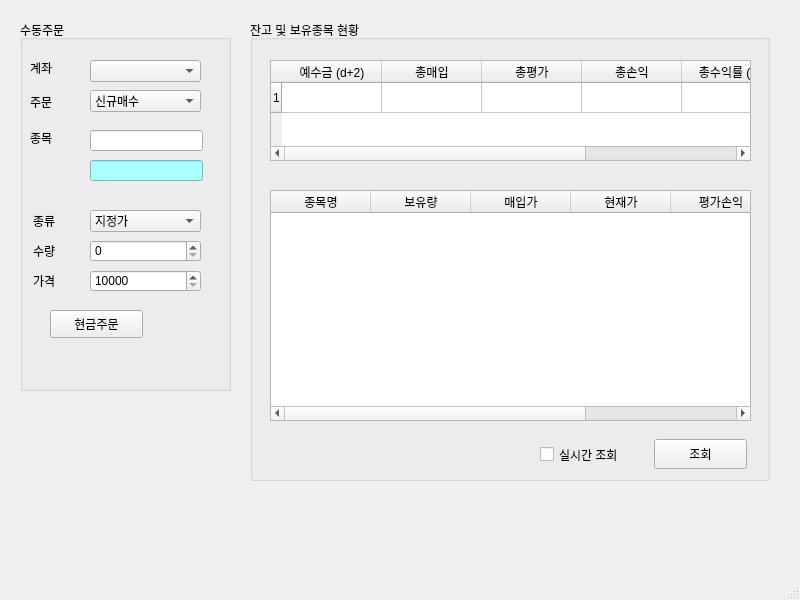
Qt form book/ch18/Pytrader_v0.4.ui (KevinFire2030/Fire2025) before a commit.
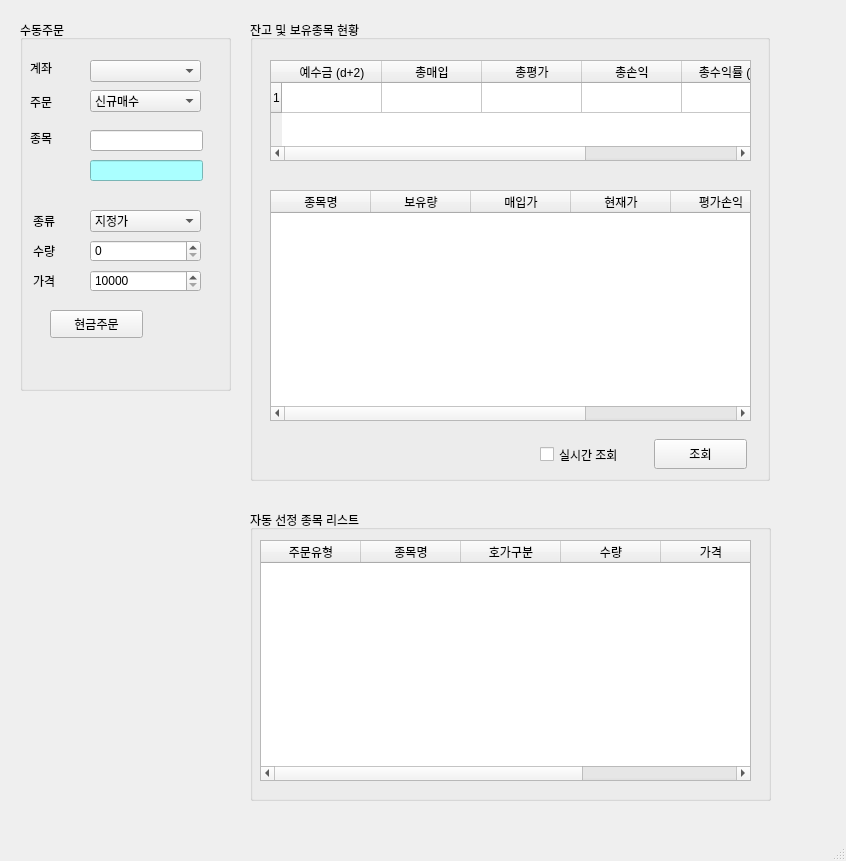
The same form after that commit. Icons and pictures are not drawn.

Commit message: 18.4.2 선정 종목 정보 출력하기

```diff
--- a/book/ch18/Pytrader_v0.4.ui
+++ b/book/ch18/Pytrader_v0.4.ui
@@ -6,8 +6,8 @@
    <rect>
     <x>0</x>
     <y>0</y>
-    <width>800</width>
-    <height>600</height>
+    <width>846</width>
+    <height>861</height>
    </rect>
   </property>
   <property name="windowTitle">
@@ -360,6 +360,59 @@
      </property>
     </widget>
    </widget>
+   <widget class="QGroupBox" name="groupBox_3">
+    <property name="geometry">
+     <rect>
+      <x>250</x>
+      <y>510</y>
+      <width>521</width>
+      <height>291</height>
+     </rect>
+    </property>
+    <property name="title">
+     <string>자동 선정 종목 리스트</string>
+    </property>
+    <widget class="QTableWidget" name="tableWidget_3">
+     <property name="geometry">
+      <rect>
+       <x>10</x>
+       <y>30</y>
+       <width>491</width>
+       <height>241</height>
+      </rect>
+     </property>
+     <column>
+      <property name="text">
+       <string>주문유형</string>
+      </property>
+     </column>
+     <column>
+      <property name="text">
+       <string>종목명</string>
+      </property>
+     </column>
+     <column>
+      <property name="text">
+       <string>호가구분</string>
+      </property>
+     </column>
+     <column>
+      <property name="text">
+       <string>수량</string>
+      </property>
+     </column>
+     <column>
+      <property name="text">
+       <string>가격</string>
+      </property>
+     </column>
+     <column>
+      <property name="text">
+       <string>상태</string>
+      </property>
+     </column>
+    </widget>
+   </widget>
   </widget>
   <widget class="QMenuBar" name="menubar">
    <property name="geometry">
```
Left out of the diff: 2 changed lines with no effect on the pictures. The commit also changes 1 other file.
